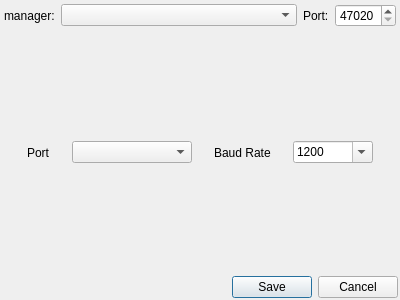
Before: the Qt Designer form qiperfc/src/dlgserial.ui in coolshou/qiperf, drawn with Qt 5.
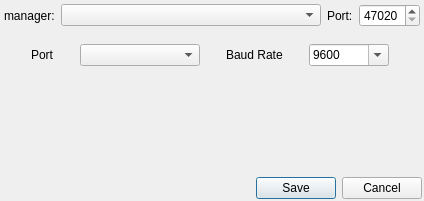
After: the same form once the commit is applied. Icons and pictures are not drawn.

Diff of the .ui file:
```diff
--- a/qiperfc/src/dlgserial.ui
+++ b/qiperfc/src/dlgserial.ui
@@ -6,8 +6,8 @@
    <rect>
     <x>0</x>
     <y>0</y>
-    <width>400</width>
-    <height>300</height>
+    <width>424</width>
+    <height>201</height>
    </rect>
   </property>
   <property name="windowTitle">
@@ -17,7 +17,7 @@
    <iconset resource="../../qiperf.qrc">
     <normaloff>:/serial</normaloff>:/serial</iconset>
   </property>
-  <layout class="QVBoxLayout" name="verticalLayout" stretch="0,1,0">
+  <layout class="QVBoxLayout" name="verticalLayout" stretch="0,0,1,0">
    <property name="leftMargin">
     <number>2</number>
    </property>
@@ -165,26 +165,11 @@
          <bool>true</bool>
         </property>
         <property name="currentText">
-         <string notr="true">1200</string>
+         <string notr="true">9600</string>
         </property>
         <property name="maxVisibleItems">
          <number>20</number>
         </property>
-        <item>
-         <property name="text">
-          <string notr="true">1200</string>
-         </property>
-        </item>
-        <item>
-         <property name="text">
-          <string notr="true">2400</string>
-         </property>
-        </item>
-        <item>
-         <property name="text">
-          <string notr="true">4800</string>
-         </property>
-        </item>
         <item>
          <property name="text">
           <string notr="true">9600</string>
@@ -235,6 +220,19 @@
      </layout>
     </widget>
    </item>
+   <item>
+    <spacer name="verticalSpacer">
+     <property name="orientation">
+      <enum>Qt::Vertical</enum>
+     </property>
+     <property name="sizeHint" stdset="0">
+      <size>
+       <width>20</width>
+       <height>40</height>
+      </size>
+     </property>
+    </spacer>
+   </item>
    <item>
     <widget class="QDialogButtonBox" name="buttonBox">
      <property name="orientation">
```
Left out of the diff: 20 changed lines with no effect on the pictures.
